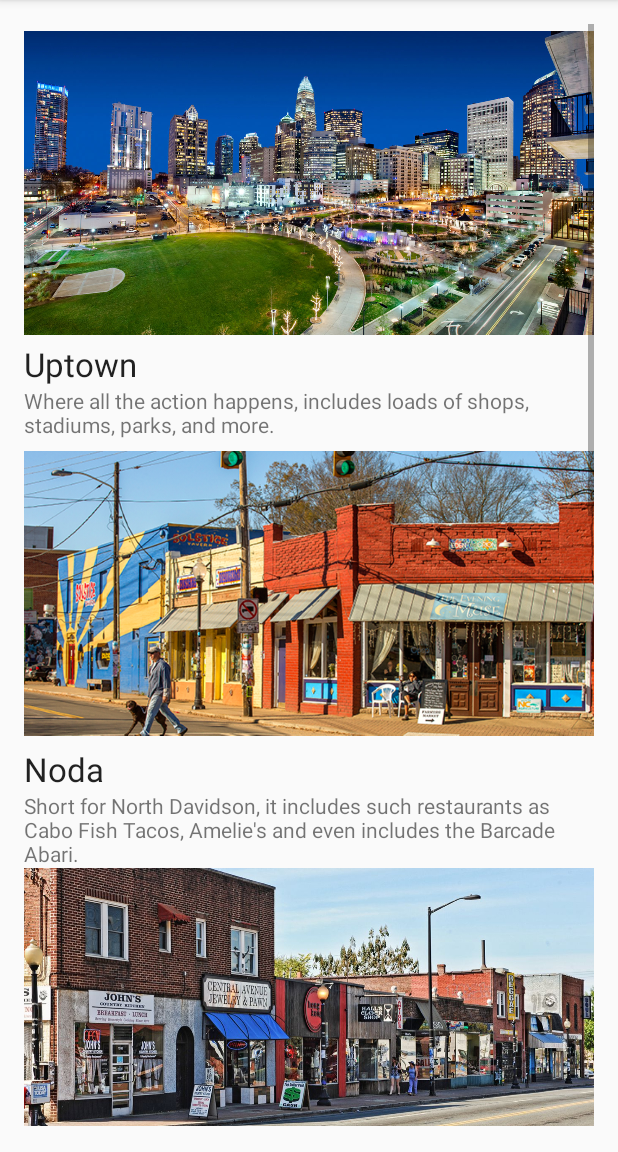
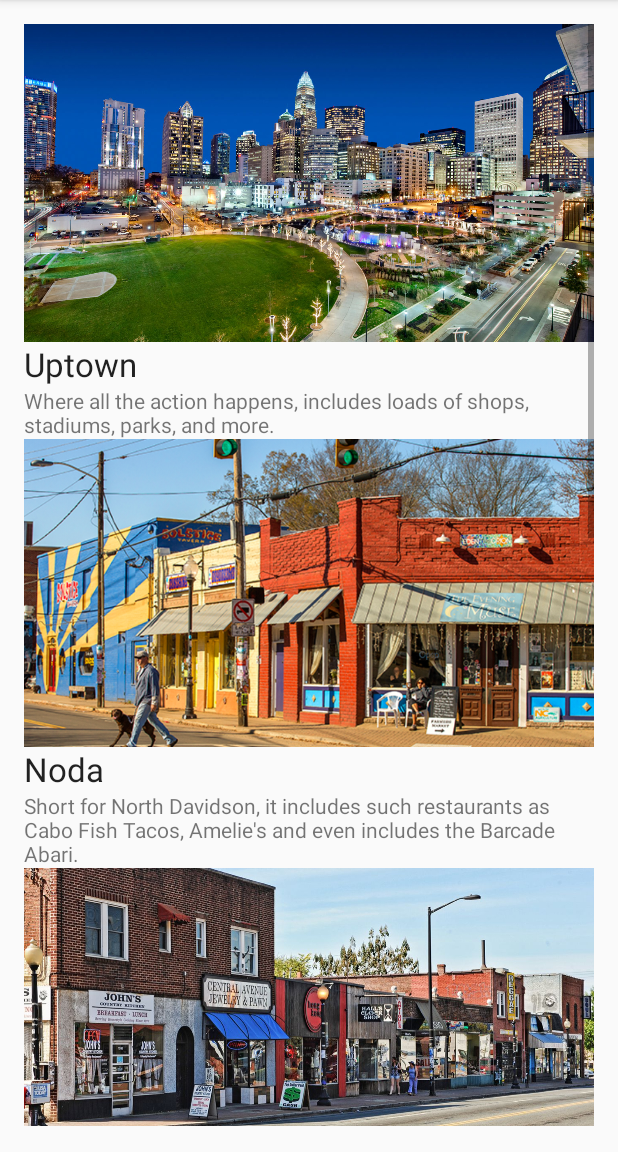
Before and after one commit to pjanos18/Bored-in-Charlotte, an Android app: the fragment NeighborhoodsFragment placed in its activity, on a phone screen of 412 x 824 dp, the part 84-1236 px from its top. Run offline under Robolectric (Android 15) with nearby library versions, the phone set to English and light mode, and no system bars.

```diff
--- a/app/src/main/java/com/example/paul/boredincharlotte/MainActivity.java
+++ b/app/src/main/java/com/example/paul/boredincharlotte/MainActivity.java
@@ -24,7 +24,6 @@ public class MainActivity extends AppCompatActivity {
             "Public Transportation",
             "Surrounding Area",
             "Sports",
-            "Other Sources",
             "Happening This Week"
     };
     private DrawerLayout mDrawerLayout;
@@ -94,10 +93,9 @@ public class MainActivity extends AppCompatActivity {
             case "Sports":
                 fragment = new SportsFragment();
                 break;
-//            case "Other Sources":
-//                break;
- //           case "Happening This Week":
- //           break;
+            case "Happening This Week":
+                fragment = new ThisweekFragment();
+            break;
             default:
                 fragment = new DemoFragment();
                 break;
--- a/app/src/main/res/layout/neighborhoods_fragment.xml
+++ b/app/src/main/res/layout/neighborhoods_fragment.xml
@@ -20,7 +20,10 @@
                 android:layout_height="212dp"
                 app:srcCompat="@drawable/uptown"
                 android:id="@+id/imageView4"
-                android:clickable="true" />
+                android:clickable="true"
+                android:scaleType="centerCrop"
+                android:adjustViewBounds="true"
+                android:cropToPadding="true" />
 
             <TextView
                 android:text="Uptown"
@@ -40,7 +43,8 @@
                 android:layout_width="match_parent"
                 android:layout_height="205dp"
                 app:srcCompat="@drawable/noda"
-                android:id="@+id/imageView5" />
+                android:id="@+id/imageView5"
+                android:scaleType="centerCrop" />
 
             <TextView
                 android:text="Noda"
@@ -60,7 +64,9 @@
                 android:layout_height="172dp"
                 app:srcCompat="@drawable/plazamidwood"
                 android:id="@+id/imageView6"
-                android:scaleType="centerCrop" />
+                android:scaleType="centerCrop"
+                android:adjustViewBounds="true"
+                android:cropToPadding="true" />
 
             <TextView
                 android:text="Plaza Midwood"
@@ -96,7 +102,9 @@
                 app:srcCompat="@drawable/ucity"
                 android:id="@+id/imageView10"
                 android:layout_weight="0.00"
-                android:scaleType="centerCrop" />
+                android:scaleType="centerCrop"
+                android:adjustViewBounds="true"
+                android:cropToPadding="true" />
 
             <TextView
                 android:text="University City"
--- a/app/src/main/res/layout/sports_fragment.xml
+++ b/app/src/main/res/layout/sports_fragment.xml
@@ -103,7 +103,9 @@
                 android:layout_height="wrap_content"
                 app:srcCompat="@drawable/checkers"
                 android:id="@+id/imageView15"
-                android:adjustViewBounds="true" />
+                android:adjustViewBounds="true"
+                android:scaleType="centerCrop"
+                android:cropToPadding="true" />
 
             <TextView
                 android:text="Charlotte Checkers"
```
Also changed, not shown: app/src/main/java/com/example/paul/boredincharlotte/ThisweekFragment.java (added, +17 -0 lines), app/src/main/res/layout/food_fragment.xml (+3 -16 lines), app/src/main/res/layout/history_fragment.xml (+14 -3 lines), app/src/main/res/layout/homepage_fragment.xml (+15 -8 lines), app/src/main/res/layout/thisweek_fragment.xml (added, +63 -0 lines), app/src/main/res/layout/todo_fragment.xml (+5 -4 lines), app/src/main/res/drawable/amelie.jpg (added), app/src/main/res/drawable/amelies.jpg (deleted), app/src/main/res/drawable/price.jpg (added), 1 other file.
